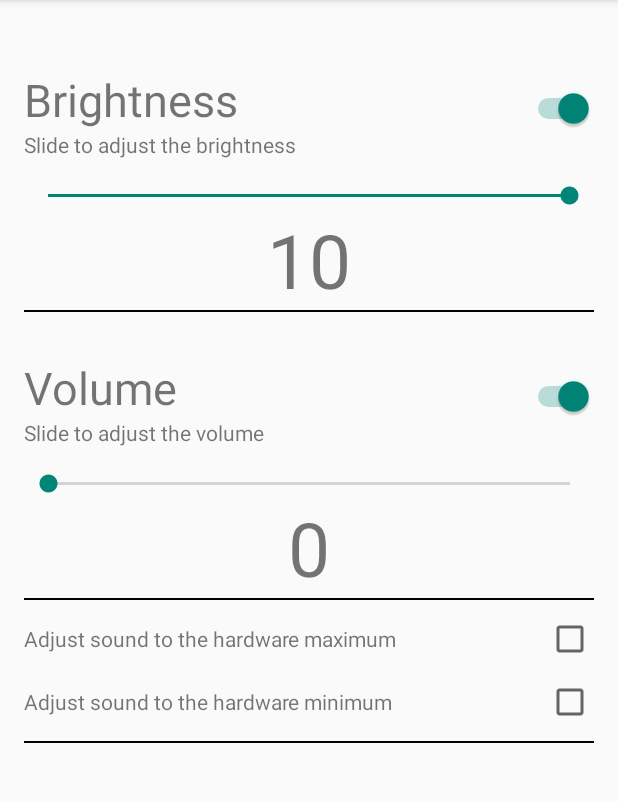
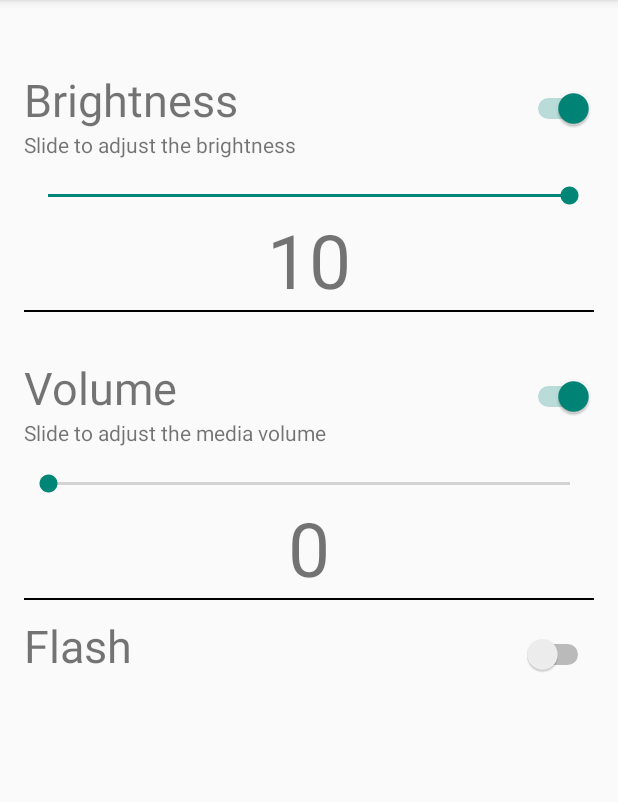
Before and after one commit to stephen37/NightControls, an Android app: the screen it shows after launch (MainActivity), on a phone screen of 412 x 824 dp, the part 84-886 px from its top. Run offline under Robolectric (Android 15) with nearby library versions, the phone set to English and light mode, and no system bars.

Commit message:
Update on the app

```diff
--- a/app/src/main/AndroidManifest.xml
+++ b/app/src/main/AndroidManifest.xml
@@ -3,6 +3,8 @@
     package="com.example.android.nightcontrols">
 
     <uses-permission android:name="android.permission.SYSTEM_ALERT_WINDOW" />
+    <uses-permission android:name="android.permission.FLASHLIGHT" />
+    <uses-permission android:name="android.permission.CAMERA" />
 
     <application
 
@@ -18,7 +20,8 @@
 
         <activity
             android:name=".MainActivity"
-            android:label="@string/app_name">
+            android:label="@string/app_name"
+            android:screenOrientation="portrait">
             <intent-filter>
                 <action android:name="android.intent.action.MAIN" />
                 <category android:name="android.intent.category.LAUNCHER" />
--- a/app/src/main/java/com/example/android/nightcontrols/MainActivity.java
+++ b/app/src/main/java/com/example/android/nightcontrols/MainActivity.java
@@ -4,18 +4,28 @@ import android.app.NotificationManager;
 import android.app.PendingIntent;
 import android.content.Context;
 import android.content.Intent;
+import android.content.pm.PackageManager;
+import android.graphics.SurfaceTexture;
+import android.hardware.Camera;
 import android.media.AudioManager;
 import android.os.Bundle;
 import android.support.v4.app.NotificationCompat;
 import android.support.v7.app.ActionBarActivity;
+import android.util.Log;
 import android.view.KeyEvent;
 import android.view.Menu;
 import android.view.MenuItem;
+import android.view.View;
+import android.widget.AdapterView;
+import android.widget.ArrayAdapter;
 import android.widget.CompoundButton;
 import android.widget.SeekBar;
+import android.widget.Spinner;
 import android.widget.Switch;
 import android.widget.TextView;
 import android.widget.Toast;
+
+import java.io.IOException;
 
 
 public class MainActivity extends ActionBarActivity {
@@ -27,15 +37,23 @@ public class MainActivity extends ActionBarActivity {
     private SeekBar seekBarBrightness;
     private TextView seekBarBrightnessValue;
     private Switch switchBrightnessButton;
+    private Switch switchFlash;
+    private static android.hardware.Camera mCam;
+    android.hardware.Camera.Parameters parameters;
+    SurfaceTexture mPreviewTexture;
     SharedUserPreferences shared;
 
     NotificationManager nm;
 
     @Override
     protected void onCreate(Bundle savedInstanceState) {
+        Log.d("LOG_TAG", "App launched");
         super.onCreate(savedInstanceState);
         setContentView(R.layout.activity_main);
         shared = new SharedUserPreferences(this);
+
+        mCam = android.hardware.Camera.open();
+        parameters = mCam.getParameters();
 
         initControls();
         switchButtonChecked();
@@ -101,6 +119,8 @@ public class MainActivity extends ActionBarActivity {
         seekBarBrightnessValue = (TextView) findViewById(R.id.seekbar_brightness_value);
         seekBarBrightness.setProgress(seekBarBrightness.getMax());
         seekBarBrightnessValue.setText(String.valueOf(seekBarBrightness.getProgress() / 10));
+        switchFlash = (Switch) findViewById(R.id.switch_flash);
+        switchFlash.setChecked(false);
 
     }
 
@@ -178,7 +198,6 @@ public class MainActivity extends ActionBarActivity {
                 startService(new Intent(MainActivity.this, Filter.class));
 
 
-
 //                int color = shared.getColor();
 //                ColorDrawable cd = new ColorDrawable(color);
 //                getWindow().setBackgroundDrawable(cd);
@@ -200,6 +219,37 @@ public class MainActivity extends ActionBarActivity {
 
             @Override
             public void onStopTrackingTouch(SeekBar seekBar) {
+
+            }
+        });
+
+        switchFlash.setOnCheckedChangeListener(new CompoundButton.OnCheckedChangeListener() {
+            @Override
+            public void onCheckedChanged(CompoundButton compoundButton, boolean isChecked) {
+
+                if (isChecked) {
+
+                    mPreviewTexture = new SurfaceTexture(0);
+                    try {
+                        mCam.setPreviewTexture(mPreviewTexture);
+                    } catch (IOException ex) {
+                        // Ignore
+                    }
+                    mCam.startPreview();
+                    parameters.setFlashMode(android.hardware.Camera.Parameters.FLASH_MODE_TORCH);
+                    mCam.setParameters(parameters);
+                }else {
+
+                    mPreviewTexture = new SurfaceTexture(0);
+                    try {
+                        mCam.setPreviewTexture(mPreviewTexture);
+                    } catch (IOException ex) {
+                        // Ignore
+                    }
+                    mCam.startPreview();
+                    parameters.setFlashMode(Camera.Parameters.FLASH_MODE_OFF);
+                    mCam.setParameters(parameters);
+                }
 
             }
         });
@@ -238,6 +288,9 @@ public class MainActivity extends ActionBarActivity {
         if (Filter.STATE == Filter.ACTIVE) {
             stopService(new Intent(MainActivity.this, Filter.class));
         }
+        android.hardware.Camera.Parameters p = mCam.getParameters();
+        p.setFlashMode(android.hardware.Camera.Parameters.FLASH_MODE_OFF);
+        mCam.setParameters(p);
         nm = (NotificationManager) getSystemService(NOTIFICATION_SERVICE);
         nm.cancelAll();
 
@@ -247,5 +300,14 @@ public class MainActivity extends ActionBarActivity {
     public void onBackPressed() {
 //        super.onBackPressed();
         moveTaskToBack(true);
+
+    }
+
+    @Override
+    protected void onStop() {
+        super.onStop();
+       // android.hardware.Camera.Parameters p = mCam.getParameters();
+        //p.setFlashMode(android.hardware.Camera.Parameters.FLASH_MODE_OFF);
+        //mCam.setParameters(p);
     }
 }
--- a/app/src/main/res/layout/activity_main.xml
+++ b/app/src/main/res/layout/activity_main.xml
@@ -128,42 +128,23 @@
         android:layout_marginTop="10dp">
 
         <TextView
-            android:id="@+id/hardware_maximum"
-            android:text="@string/hardware_maximum"
+            android:textSize="30sp"
+            android:id="@+id/flash"
+            android:text="@string/flash_level"
             android:layout_width="fill_parent"
             android:layout_height="wrap_content"
-            android:layout_weight=".5" />
+            android:layout_weight="0.4" />
 
-        <CheckBox
-            android:id="@+id/checkbox_maximum"
-            android:layout_width="wrap_content"
-            android:layout_height="wrap_content" />
+
+        <Switch
+            android:id="@+id/switch_flash"
+            android:layout_height="wrap_content"
+            android:layout_width="fill_parent"
+            android:layout_weight="0.6"
+            android:textOn="@string/ButtonOn"
+            android:textOff="@string/ButtonOff"
+            />
     </LinearLayout>
-
-    <LinearLayout
-        android:layout_width="fill_parent"
-        android:layout_height="wrap_content"
-        android:orientation="horizontal"
-        android:layout_marginTop="10dp"
-        android:layout_marginBottom="10dp">
-
-        <TextView
-            android:id="@+id/hardware_minimum"
-            android:text="@string/hardware_minimum"
-            android:layout_width="fill_parent"
-            android:layout_height="wrap_content"
-            android:layout_weight=".5" />
-
-        <CheckBox
-            android:id="@+id/checkbox_minimum"
-            android:layout_width="wrap_content"
-            android:layout_height="wrap_content" />
-    </LinearLayout>
-
-    <View
-        android:layout_width="fill_parent"
-        android:layout_height="1dp"
-        android:background="@android:color/black" />
 
 
 </LinearLayout>
--- a/app/src/main/res/values/strings.xml
+++ b/app/src/main/res/values/strings.xml
@@ -6,12 +6,12 @@
     <string name="action_settings">Settings</string>
     <string name="ButtonOn">On</string>
     <string name="ButtonOff">Off</string>
-    <string name="textSlideVolume">Slide to adjust the volume</string>
+    <string name="textSlideVolume">Slide to adjust the media volume</string>
     <string name="textSlideBrightness">Slide to adjust the brightness</string>
-    <string name="hardware_minimum">Adjust sound to the hardware minimum</string>
-    <string name="hardware_maximum">Adjust sound to the hardware maximum</string>
+    <string name="flash_level">Flash</string>
     <string name="Brightness">Brightness</string>
     <string name="filter_settings">Filter settings</string>
+    <string name="flash">Flash</string>
 
 
 </resources>
```
Also changed, not shown: 166 other files.
